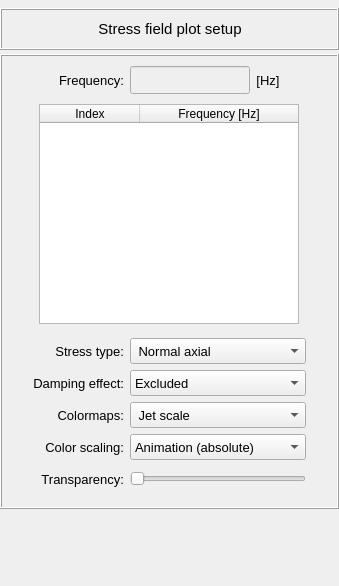
Above: pulse/interface/data/ui_files/plots/results/structural/plot_stresses_field_for_harmonic_analysis.ui from open-pulse/OpenPulse before the change. Below: the same form after it.
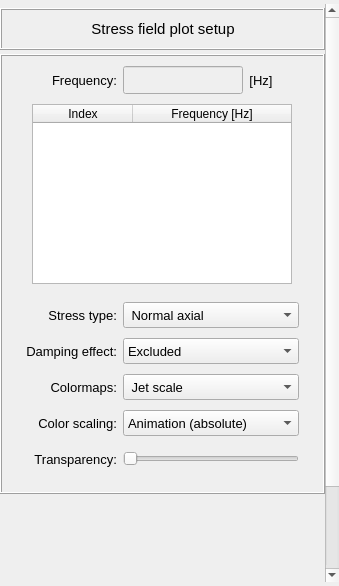
That is the form after the change.

Commit message: Fixes plot widgets to show all their content correctly with the QScrollbar

```diff
--- a/pulse/interface/data/ui_files/plots/results/structural/plot_stresses_field_for_harmonic_analysis.ui
+++ b/pulse/interface/data/ui_files/plots/results/structural/plot_stresses_field_for_harmonic_analysis.ui
@@ -48,8 +48,8 @@
        <rect>
         <x>0</x>
         <y>0</y>
-        <width>339</width>
-        <height>578</height>
+        <width>327</width>
+        <height>678</height>
        </rect>
       </property>
       <layout class="QGridLayout" name="gridLayout_11">
@@ -109,13 +109,13 @@
             <property name="minimumSize">
              <size>
               <width>0</width>
-              <height>160</height>
+              <height>200</height>
              </size>
             </property>
             <property name="maximumSize">
              <size>
               <width>16777215</width>
-              <height>180</height>
+              <height>220</height>
              </size>
             </property>
             <property name="frameShape">
@@ -882,7 +882,7 @@
          <property name="minimumSize">
           <size>
            <width>0</width>
-           <height>60</height>
+           <height>175</height>
           </size>
          </property>
          <property name="frameShape">
```
Left out of the diff: 2 changed lines with no effect on the pictures. The commit also changes 15 other files.
